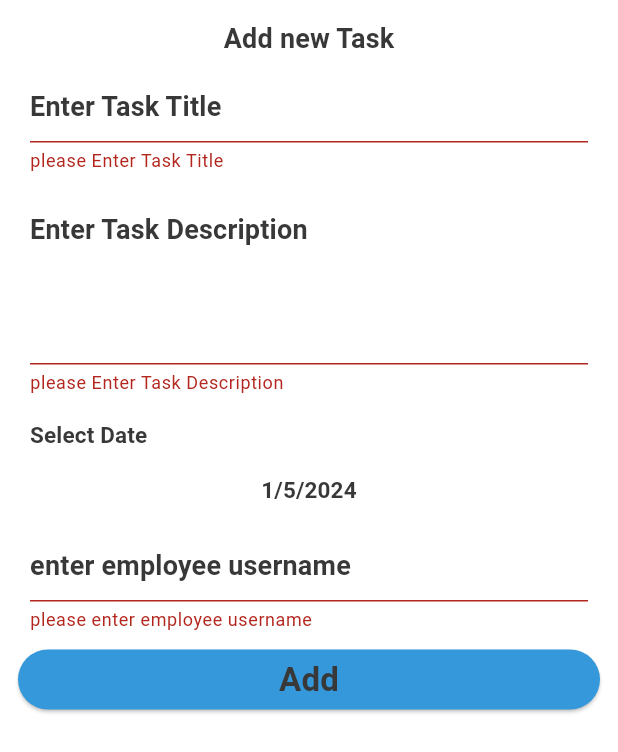
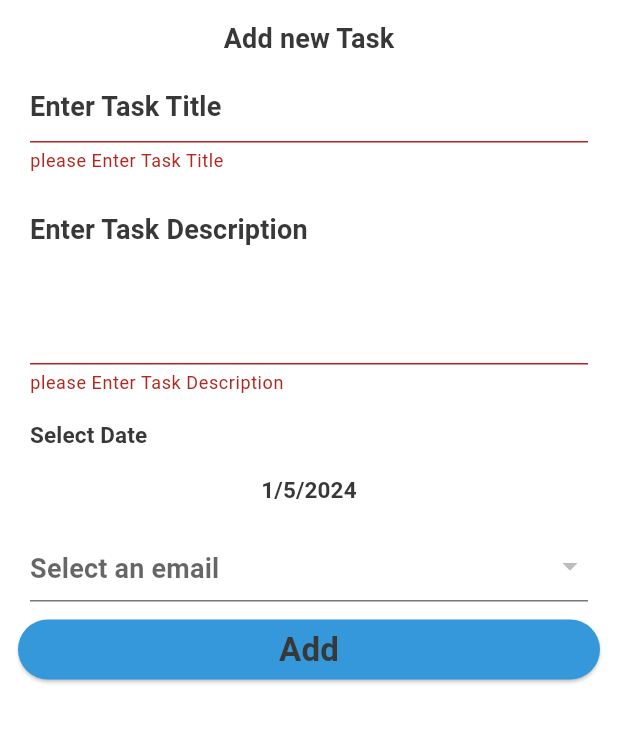
Before and after one commit to mo7medk7/Caat1.3, a Flutter app: the AddTaskBottomSheet widget shown alone on an empty page, opened directly, after a tap on "Add", on a phone screen of 412 x 824 dp. Shown: the top 752 px of the screen. Run offline on Flutter 3.47's test engine with Material 3 defaults, Android fonts, the phone set to English and light mode, and no system bars; our stand-ins replace calendar_timeline, cloud_firestore, dash_chat_2, firebase_auth, firebase_core, flutter_gemini and 5 more; missing offline and left inert: contactus; accounts and stored records are empty; generated files the repository leaves out were written again; network calls fail.

Commit message:
task_backend_firebase

```diff
--- a/lib/login/login_screen.dart
+++ b/lib/login/login_screen.dart
@@ -9,6 +9,7 @@ import '../components/custom_text_form_field.dart';
 import '../home_tab/home_screen.dart';
 import '../my_theme.dart';
 import '../providers/app_config_provider.dart';
+import '../providers/list_provider.dart';
 
 class LoginScreen extends StatefulWidget {
   static const String routeName = "login";
@@ -24,8 +25,11 @@ class _LoginScreenState extends State<LoginScreen> {
 
   var passwordController = TextEditingController(text: 'mkm123456789');
 
+
+
   @override
   Widget build(BuildContext context) {
+
     var provider = Provider.of<AppConfigProvider>(context);
     return Scaffold(
         backgroundColor: provider.isDarkMode()? MyTheme.blueDarkColor: MyTheme.whiteColor,
--- a/lib/model/task.dart
+++ b/lib/model/task.dart
@@ -6,14 +6,16 @@ class Task {
   String? description;
   DateTime? dateTime;
   bool? isDone;
-  String? emUsername;
+  String? employeeEmail;
 
   Task(
       {this.id = '',
       required this.dateTime,
       required this.title,
-      required this.description,required this.emUsername,
-      this.isDone = false});
+      required this.description,
+      this.isDone = false,required this.employeeEmail,
+
+      });
 
   //map => object
   Task.fromFireStore(Map<String, dynamic> data)
@@ -21,7 +23,7 @@ class Task {
             id: data['id'] as String?,
             title: data['title'] as String?,
             description: data['description'] as String?,
-            emUsername: data['emUsername'] as String?,
+            employeeEmail: data['employeeEmail'] as String?,
             dateTime: DateTime.fromMillisecondsSinceEpoch(data['dateTime']),
             isDone: data['isDone']);
 
@@ -31,7 +33,7 @@ class Task {
       'id': id,
       'title': title,
       'description': description,
-      'emUsername': emUsername,
+      'employeeEmail': employeeEmail,
       'dateTime': dateTime?.millisecondsSinceEpoch,
       'isDone': isDone
     };
--- a/lib/providers/list_provider.dart
+++ b/lib/providers/list_provider.dart
@@ -7,6 +7,7 @@ class ListProvider extends ChangeNotifier {
   List<Task> taskList = [];
 
   DateTime selectedDate = DateTime.now();
+
 
   void getAllTasksFromFireStore() async {
 
@@ -19,8 +20,7 @@ class ListProvider extends ChangeNotifier {
     taskList = taskList.where((task) {
       if (task.dateTime?.day == selectedDate.day &&
           task.dateTime?.month == selectedDate.month &&
-          task.dateTime?.year == selectedDate.year &&
-          task.emUsername=='fatma') {
+          task.dateTime?.year == selectedDate.year) {
         return true;
       }
       return false;
--- a/lib/todo_tab/task_list/add_task_bottom_sheet.dart
+++ b/lib/todo_tab/task_list/add_task_bottom_sheet.dart
@@ -1,3 +1,4 @@
+import 'package:cloud_firestore/cloud_firestore.dart';
 import 'package:flutter/material.dart';
 import 'package:flutter_gen/gen_l10n/app_localizations.dart';
 import 'package:provider/provider.dart';
@@ -24,9 +25,17 @@ class _AddTaskBottomSheetState extends State<AddTaskBottomSheet> {
   String title = '';
   String description = '';
   String emUsername = '';
+  List<String> emails = []; // Store fetched emails
+  String? selectedEmail; // Store selected email
 
   late AppConfigProvider provider;
   late ListProvider Listprovider;
+
+  @override
+  void initState() {
+    super.initState();
+    fetchUserEmails(); // Fetch emails from Firestore when the widget initializes
+  }
 
   @override
   Widget build(BuildContext context) {
@@ -106,21 +115,26 @@ class _AddTaskBottomSheetState extends State<AddTaskBottomSheet> {
                         ),
                       ),
                     ),
+
                     Padding(
                       padding: const EdgeInsets.all(8.0),
-                      child: TextFormField(style:  TextStyle(color:  provider.isDarkMode()?MyTheme.whiteColor:MyTheme.greyColor),
-                        onChanged: (text) {
-                          emUsername = text;
+                      child: DropdownButtonFormField<String>(
+                        value: selectedEmail,
+                        onChanged: (String? newValue) {
+                          setState(() {
+                            selectedEmail = newValue;
+                          });
                         },
-                        validator: (text) {
-                          if (text == null || text.isEmpty) {
-                            return 'please enter employee username';
-                          }
-                          return null;
-                        },
+                        items: emails.map<DropdownMenuItem<String>>((String value) {
+                          return DropdownMenuItem<String>(
+                            value: value,
+                            child: Text(value),
+                          );
+                        }).toList(),
                         decoration: InputDecoration(
-                            hintText: ('enter employee username'),
-                            hintStyle: Theme.of(context).textTheme.titleMedium),
+                          hintText: 'Select an email',
+                          hintStyle: Theme.of(context).textTheme.titleMedium,
+                        ),
                       ),
                     ),
                     ElevatedButton(
@@ -164,7 +178,8 @@ class _AddTaskBottomSheetState extends State<AddTaskBottomSheet> {
           dateTime: selectedDate,
           title: title,
           description: description,
-          emUsername: emUsername);
+          employeeEmail: selectedEmail,
+      );
       FirebaseUtils.addTaskToFirebase(task).timeout(Duration(milliseconds: 500),
           onTimeout: () {
         print('todo added successfully');
@@ -182,4 +197,19 @@ class _AddTaskBottomSheetState extends State<AddTaskBottomSheet> {
       toastLength: Toast.LENGTH_SHORT,
       backgroundColor: MyTheme.yelloColor,
       textColor: MyTheme.blackColor);
+
+
+  Future<void> fetchUserEmails() async {
+    try {
+      // Query Firestore collection 'users' to fetch user emails
+      QuerySnapshot querySnapshot = await FirebaseFirestore.instance.collection('users').get();
+      List<String> userEmails = querySnapshot.docs.map((doc) => doc['email'] as String).toList();
+
+      setState(() {
+        emails = userEmails;
+      });
+    } catch (e) {
+      print("Error fetching user emails: $e");
+    }
+  }
 }
--- a/lib/todo_tab/task_list/task_widget.dart
+++ b/lib/todo_tab/task_list/task_widget.dart
@@ -93,7 +93,6 @@ class _TaskWidgetState extends State<TaskWidget> {
                       padding: const EdgeInsets.all(8.0),
                       child:Row(children: [
                         Text(widget.task.description ?? '',
-                            style: Theme.of(context).textTheme.titleSmall),SizedBox(width: 10,), Text(widget.task.emUsername ?? '',
                             style: Theme.of(context).textTheme.titleSmall),
                       ],)
                     ),
```
Also changed, not shown: lib/todo_tab/task_list/task_details_screen.dart (+0 -24 lines). Lines whose indentation alone changed are shown as unchanged.
